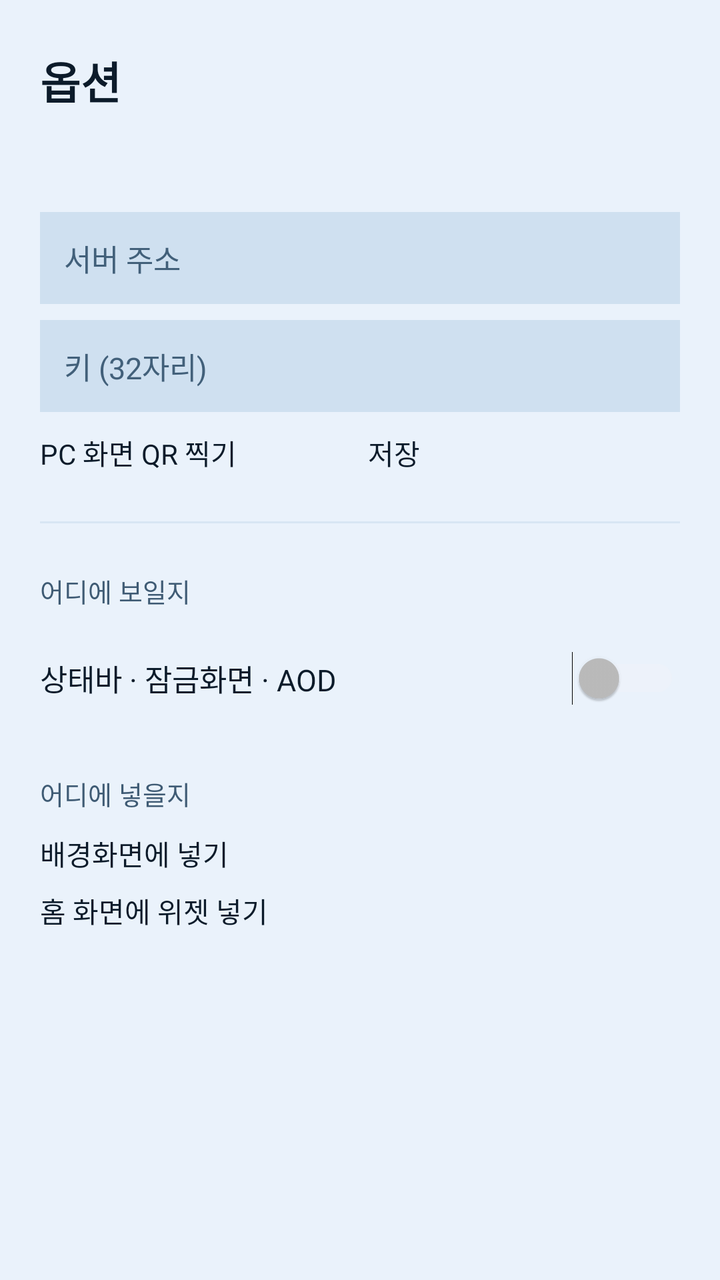
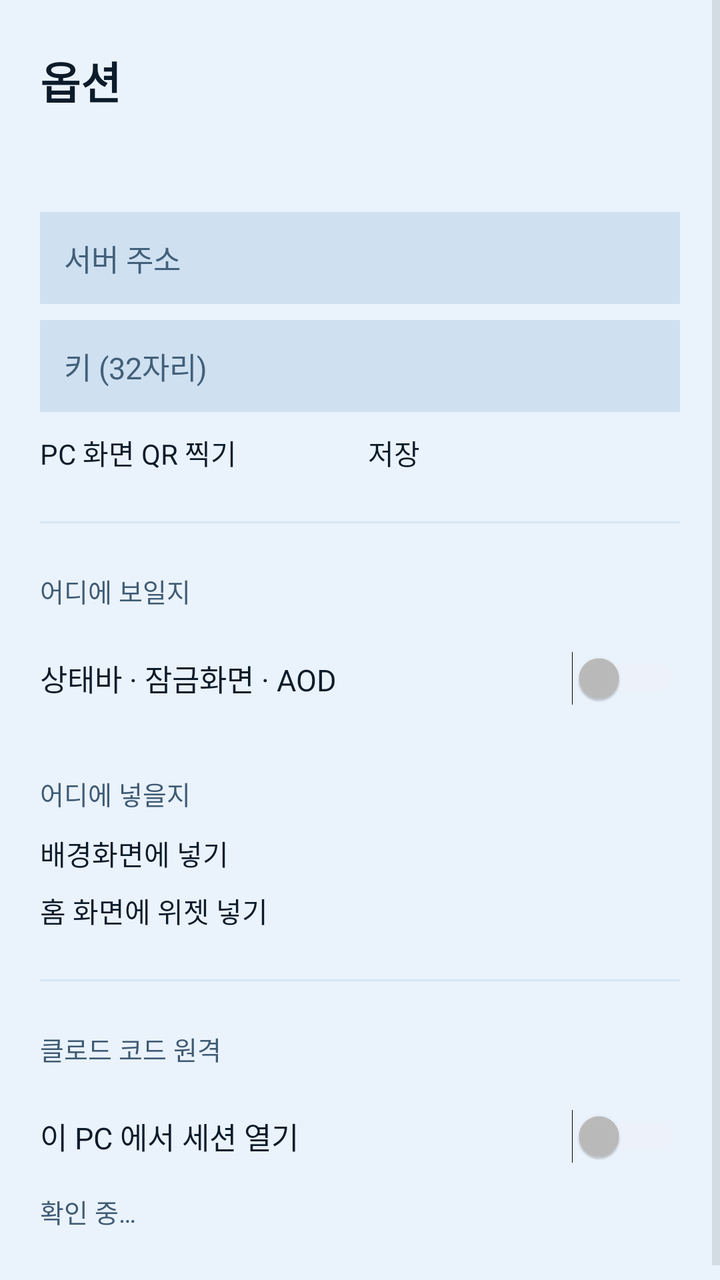

An Android layout rendered at two revisions. The XML below is the earlier revision; the diff shows what the commit changed to produce the second picture.
<!-- AndroidManifest.xml: application theme AppTheme -->
<!-- res/layout/activity_settings.xml -->
<?xml version="1.0" encoding="utf-8"?>
<ScrollView xmlns:android="http://schemas.android.com/apk/res/android"
    android:layout_width="match_parent"
    android:layout_height="match_parent"
    android:background="@color/bg"
    android:fillViewport="true">

    <LinearLayout
        android:layout_width="match_parent"
        android:layout_height="wrap_content"
        android:orientation="vertical"
        android:paddingHorizontal="20dp"
        android:paddingTop="24dp"
        android:paddingBottom="32dp">

        <TextView
            android:layout_width="wrap_content"
            android:layout_height="wrap_content"
            android:text="옵션"
            android:textColor="@color/title"
            android:textSize="22sp"
            android:textStyle="bold" />

        <TextView
            android:id="@+id/pair_head"
            android:layout_width="match_parent"
            android:layout_height="wrap_content"
            android:layout_marginTop="24dp"
            android:textColor="@color/label"
            android:textSize="13sp" />

        <EditText
            android:id="@+id/url"
            android:layout_width="match_parent"
            android:layout_height="wrap_content"
            android:layout_marginTop="8dp"
            android:autofillHints="url"
            android:background="@color/track"
            android:hint="서버 주소"
            android:inputType="textUri"
            android:padding="12dp"
            android:textColor="@color/title"
            android:textColorHint="@color/faint"
            android:textSize="15sp" />

        <EditText
            android:id="@+id/key"
            android:layout_width="match_parent"
            android:layout_height="wrap_content"
            android:layout_marginTop="8dp"
            android:autofillHints="password"
            android:background="@color/track"
            android:hint="키 (32자리)"
            android:inputType="textNoSuggestions"
            android:maxLength="32"
            android:padding="12dp"
            android:textColor="@color/title"
            android:textColorHint="@color/faint"
            android:textSize="15sp" />

        <LinearLayout
            android:layout_width="match_parent"
            android:layout_height="wrap_content"
            android:layout_marginTop="10dp"
            android:orientation="horizontal">

            <Button
                android:id="@+id/scan"
                android:layout_width="0dp"
                android:layout_height="wrap_content"
                android:layout_weight="1"
                android:text="PC 화면 QR 찍기"
                android:textColor="@color/title" />

            <Button
                android:id="@+id/save"
                android:layout_width="0dp"
                android:layout_height="wrap_content"
                android:layout_marginStart="8dp"
                android:layout_weight="1"
                android:text="저장"
                android:textColor="@color/title" />
        </LinearLayout>

        <View
            android:layout_width="match_parent"
            android:layout_height="1dp"
            android:layout_marginVertical="24dp"
            android:background="@color/line" />

        <TextView
            android:layout_width="wrap_content"
            android:layout_height="wrap_content"
            android:text="어디에 보일지"
            android:textColor="@color/label"
            android:textSize="13sp" />

        <Switch
            android:id="@+id/notify"
            android:layout_width="match_parent"
            android:layout_height="wrap_content"
            android:layout_marginTop="10dp"
            android:minHeight="48dp"
            android:text="상태바 · 잠금화면 · AOD"
            android:textColor="@color/title"
            android:textSize="15sp" />

        
        <TextView
            android:layout_width="wrap_content"
            android:layout_height="wrap_content"
            android:layout_marginTop="24dp"
            android:text="어디에 넣을지"
            android:textColor="@color/label"
            android:textSize="13sp" />

        <Button
            android:id="@+id/wallpaper"
            android:layout_width="match_parent"
            android:layout_height="wrap_content"
            android:layout_marginTop="10dp"
            android:text="배경화면에 넣기"
            android:textColor="@color/title" />

        <Button
            android:id="@+id/widget"
            android:layout_width="match_parent"
            android:layout_height="wrap_content"
            android:layout_marginTop="8dp"
            android:text="홈 화면에 위젯 넣기"
            android:textColor="@color/title" />
    </LinearLayout>
</ScrollView>
<!-- resources referenced by this layout -->
<resources>
  <color name="bg">#eaf2fb</color>
  <color name="faint">#42607a</color>
  <color name="label">#3f5b74</color>
  <color name="line">#d8e6f3</color>
  <color name="title">#0c1b2a</color>
  <color name="track">#cfe0f0</color>
  <style name="AppTheme" parent="@android:style/Theme.DeviceDefault.NoActionBar">
          <item name="android:windowBackground">@color/bg</item>
          <item name="android:colorBackground">@color/bg</item>
          <item name="android:statusBarColor">@color/bg</item>
          <item name="android:navigationBarColor">@color/bg</item>
  
          
          <item name="android:windowLightStatusBar">true</item>
      </style>
</resources>

<!-- the commit's change to res/layout/activity_settings.xml (unified diff, before → after) -->
@@ -129,5 +129,38 @@
             android:layout_marginTop="8dp"
             android:text="홈 화면에 위젯 넣기"
             android:textColor="@color/title" />
+
+        
+        <View
+            android:layout_width="match_parent"
+            android:layout_height="1dp"
+            android:layout_marginVertical="24dp"
+            android:background="@color/line" />
+
+        <TextView
+            android:layout_width="wrap_content"
+            android:layout_height="wrap_content"
+            android:text="클로드 코드 원격"
+            android:textColor="@color/label"
+            android:textSize="13sp" />
+
+        <Switch
+            android:id="@+id/remote"
+            android:layout_width="match_parent"
+            android:layout_height="wrap_content"
+            android:layout_marginTop="10dp"
+            android:minHeight="48dp"
+            android:text="이 PC 에서 세션 열기"
+            android:textColor="@color/title"
+            android:textSize="15sp" />
+
+        <TextView
+            android:id="@+id/remote_state"
+            android:layout_width="match_parent"
+            android:layout_height="wrap_content"
+            android:layout_marginTop="4dp"
+            android:text="확인 중…"
+            android:textColor="@color/label"
+            android:textSize="13sp" />
     </LinearLayout>
 </ScrollView>
